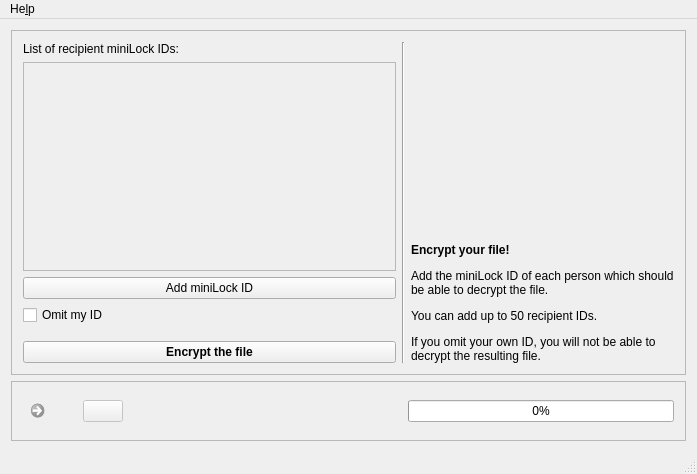
First picture: the form in src/gui/qt-widgets/mlock-gui/mlockmainwindow.ui, repository andre-simon/mikrolock, before the edit.
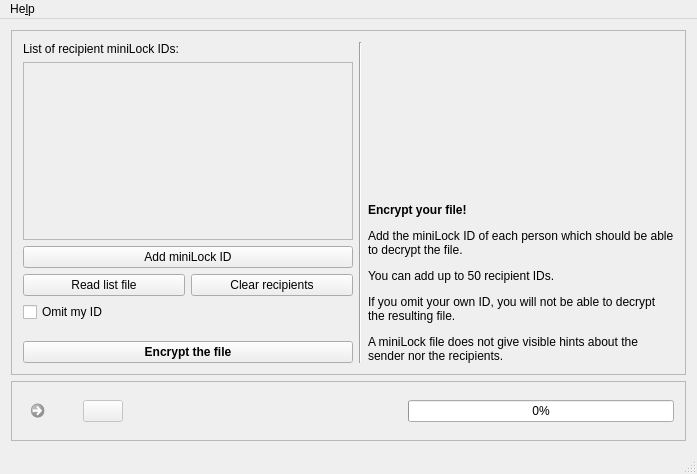
Second picture: the form after the edit. The open tabs and pages were chosen to show the change. Icons and pictures are not drawn.

The edit to the form file:
```diff
--- a/src/gui/qt-widgets/mlock-gui/mlockmainwindow.ui
+++ b/src/gui/qt-widgets/mlock-gui/mlockmainwindow.ui
@@ -428,7 +428,7 @@
        </layout>
       </widget>
       <widget class="QWidget" name="page_3">
-       <layout class="QHBoxLayout" name="horizontalLayout_4">
+       <layout class="QHBoxLayout" name="horizontalLayout_6">
         <item>
          <layout class="QVBoxLayout" name="verticalLayout_5">
           <item>
@@ -454,8 +454,8 @@
               <rect>
                <x>0</x>
                <y>0</y>
-               <width>385</width>
-               <height>201</height>
+               <width>340</width>
+               <height>166</height>
               </rect>
              </property>
             </widget>
@@ -481,6 +481,38 @@
             </property>
            </widget>
           </item>
+          <item>
+           <layout class="QHBoxLayout" name="horizontalLayout_4">
+            <item>
+             <widget class="QPushButton" name="btnOpenFileList">
+              <property name="toolTip">
+               <string>&lt;html&gt;&lt;head/&gt;&lt;body&gt;&lt;p&gt;Open a text file which contains one miniLock ID per line and use the entries to replace the recipient IDs above.&lt;/p&gt;&lt;/body&gt;&lt;/html&gt;</string>
+              </property>
+              <property name="text">
+               <string>Read list file</string>
+              </property>
+              <property name="icon">
+               <iconset resource="mlock-gui.qrc">
+                <normaloff>:/Actions-document-open-icon.png</normaloff>:/Actions-document-open-icon.png</iconset>
+              </property>
+             </widget>
+            </item>
+            <item>
+             <widget class="QPushButton" name="btnClearRecipients">
+              <property name="toolTip">
+               <string>Clear the recipient list.</string>
+              </property>
+              <property name="text">
+               <string>Clear recipients</string>
+              </property>
+              <property name="icon">
+               <iconset resource="mlock-gui.qrc">
+                <normaloff>:/Actions-edit-clear-icon.png</normaloff>:/Actions-edit-clear-icon.png</iconset>
+              </property>
+             </widget>
+            </item>
+           </layout>
+          </item>
           <item>
            <widget class="QCheckBox" name="cbOmitId">
             <property name="text">
@@ -499,7 +531,7 @@
             <property name="sizeHint" stdset="0">
              <size>
               <width>20</width>
-              <height>10</height>
+              <height>13</height>
              </size>
             </property>
            </spacer>
@@ -554,7 +586,7 @@
           <item>
            <widget class="QLabel" name="label_11">
             <property name="text">
-             <string>&lt;html&gt;&lt;head/&gt;&lt;body&gt;&lt;p&gt;&lt;span style=&quot; font-weight:600;&quot;&gt;Encrypt your file!&lt;/span&gt;&lt;/p&gt;&lt;p&gt;Add the miniLock ID of each person which should be able to decrypt the file.&lt;/p&gt;&lt;p&gt;You can add up to 50 recipient IDs.&lt;/p&gt;&lt;p&gt;If you omit your own ID, you will not be able to decrypt the resulting file.&lt;/p&gt;&lt;/body&gt;&lt;/html&gt;</string>
+             <string>&lt;html&gt;&lt;head/&gt;&lt;body&gt;&lt;p&gt;&lt;span style=&quot; font-weight:600;&quot;&gt;Encrypt your file!&lt;/span&gt;&lt;/p&gt;&lt;p&gt;Add the miniLock ID of each person which should be able to decrypt the file.&lt;/p&gt;&lt;p&gt;You can add up to 50 recipient IDs.&lt;/p&gt;&lt;p&gt;If you omit your own ID, you will not be able to decrypt the resulting file.&lt;/p&gt;&lt;p&gt;A miniLock file does not give visible hints about the sender nor the recipients.&lt;/p&gt;&lt;/body&gt;&lt;/html&gt;</string>
             </property>
             <property name="wordWrap">
              <bool>true</bool>
```
Left out of the diff: 23 changed lines with no effect on the pictures.
